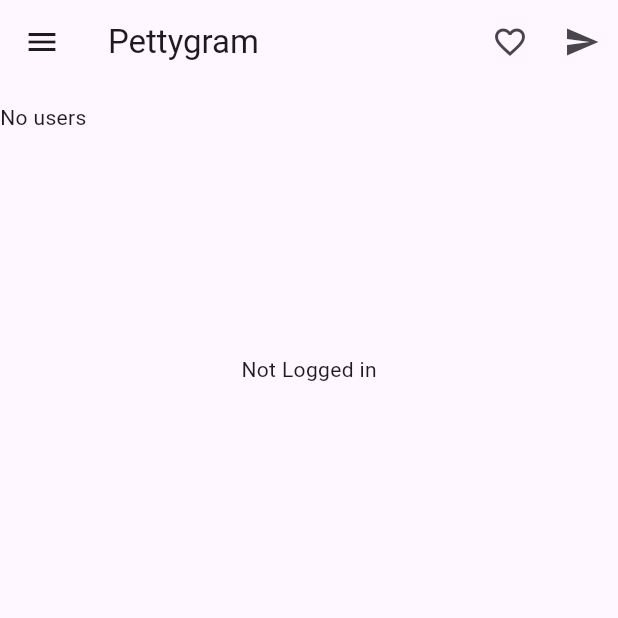
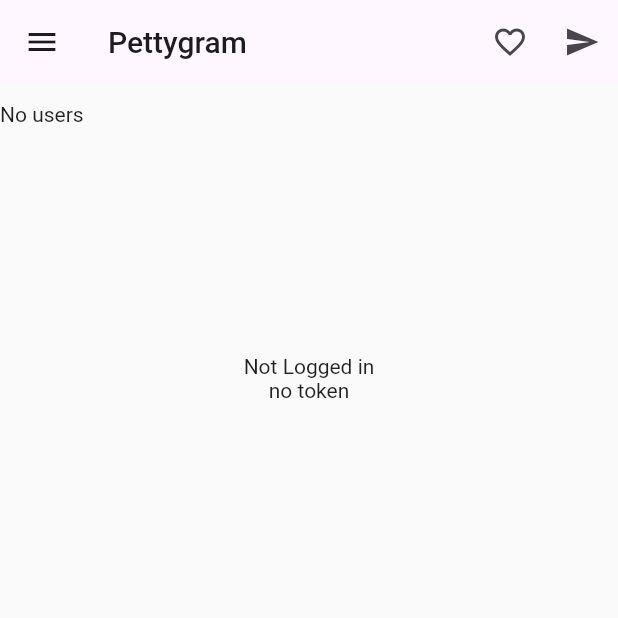
Before and after one commit to Bojan227/insta-flutter, a Flutter app: the screen it shows after launch, on a phone screen of 412 x 824 dp, the top half of it. Run offline on Flutter 3.47's test engine with Material 2 defaults, Android fonts, the phone set to English and light mode, and no system bars; our stand-ins replace bloc, dio, equatable, flutter_bloc, get_it, go_router and 1 more; network calls fail.

```diff
--- a/lib/blocs/login/login_bloc.dart
+++ b/lib/blocs/login/login_bloc.dart
@@ -1,21 +1,23 @@
 import 'package:bloc/bloc.dart';
 import 'package:dio/dio.dart';
 import 'package:equatable/equatable.dart';
-
 import 'package:pettygram_flutter/models/login.dart';
 import 'package:pettygram_flutter/models/login_body.dart';
 
 import '../../models/token.dart';
+import '../../storage/shared_preferences.dart';
 
 part 'login_event.dart';
 part 'login_state.dart';
 
 class LoginBloc extends Bloc<LoginEvent, LoginState> {
-  LoginBloc({required this.dio}) : super(LoginInitial()) {
+  LoginBloc({required this.dio, required this.storageConfig})
+      : super(LoginInitial()) {
     on<LoginRequest>(onLoginRequest);
   }
 
   final Dio dio;
+  final SharedPreferencesConfig storageConfig;
 
   Future<void> onLoginRequest(
       LoginRequest event, Emitter<LoginState> emit) async {
@@ -25,8 +27,15 @@ class LoginBloc extends Bloc<LoginEvent, LoginState> {
       final response = await dio.post<dynamic>('/user/login',
           data: event.loginBody.toJson());
 
-      emit(LoginSuccess(
-          login: Login(token: Token(accessToken: response.data['token']))));
+      storageConfig.saveString('accessToken', response.data['token']);
+
+      emit(
+        LoginSuccess(
+          login: Login(
+            token: Token(accessToken: response.data['token']),
+          ),
+        ),
+      );
     } on DioException catch (error) {
       emit(LoginFailed(error: error.message!));
     }
--- a/lib/main.dart
+++ b/lib/main.dart
@@ -1,25 +1,26 @@
 import 'package:dio/dio.dart';
 import 'package:flutter/material.dart';
+import 'package:pettygram_flutter/injector/injector.dart';
 import 'package:pettygram_flutter/router.dart';
+import 'package:pettygram_flutter/storage/shared_preferences.dart';
 
-void main() {
-  runApp(MyApp());
+Future<void> main() async {
+  WidgetsFlutterBinding.ensureInitialized();
+
+  await setupInjector();
+  // await getIt<SharedPreferencesConfig>().initSharedPreferences();
+  runApp(const MyApp());
 }
 
 class MyApp extends StatelessWidget {
-  MyApp({super.key});
+  const MyApp({super.key});
 
-  final dio = Dio();
-
-  // This widget is the root of your application.
   @override
   Widget build(BuildContext context) {
-    dio.options.baseUrl = 'https://pettygram-api.onrender.com';
-
     return MaterialApp.router(
-      routerConfig: AppRouter(dio: dio).onGenerateRouter(),
+      routerConfig: AppRouter().onGenerateRouter(),
       title: 'Pettygram',
-      theme: ThemeData(
+      theme: ThemeData().copyWith(
         colorScheme: ColorScheme.fromSeed(seedColor: Colors.deepPurple),
         useMaterial3: true,
       ),
--- a/lib/router.dart
+++ b/lib/router.dart
@@ -2,6 +2,8 @@ import 'package:dio/dio.dart';
 import 'package:flutter/material.dart';
 import 'package:flutter_bloc/flutter_bloc.dart';
 import 'package:go_router/go_router.dart';
+import 'package:pettygram_flutter/injector/injector.dart';
+import 'package:pettygram_flutter/storage/shared_preferences.dart';
 import 'package:pettygram_flutter/ui/home/home_screen.dart';
 import 'package:pettygram_flutter/ui/login/login_screen.dart';
 
@@ -9,13 +11,15 @@ import 'blocs/login/login_bloc.dart';
 import 'blocs/user/user_bloc.dart';
 
 class AppRouter {
-  AppRouter({required this.dio});
+  AppRouter();
 
-  final Dio dio;
+  final dio = Dio();
 
   GoRouter onGenerateRouter() {
+    dio.options.baseUrl = 'https://pettygram-api.onrender.com';
     final UserBloc userBloc = UserBloc(dio: dio);
-    final LoginBloc loginBloc = LoginBloc(dio: dio);
+    final LoginBloc loginBloc =
+        LoginBloc(dio: dio, storageConfig: getIt<SharedPreferencesConfig>());
 
     final GoRouter _router = GoRouter(
       routes: [
@@ -45,6 +49,7 @@ class AppRouter {
           },
         ),
       ],
+      redirect: (context, state) {},
     );
 
     return _router;
--- /dev/null
+++ b/lib/storage/shared_preferences.dart
@@ -0,0 +1,18 @@
+import 'package:shared_preferences/shared_preferences.dart';
+
+class SharedPreferencesConfig {
+  static SharedPreferencesConfig? sharedConfig;
+  static SharedPreferences? prefs;
+
+  Future<SharedPreferencesConfig> initSharedPreferences() async {
+    prefs ??= await SharedPreferences.getInstance();
+    sharedConfig ??= SharedPreferencesConfig();
+
+    return sharedConfig!;
+  }
+
+  Future<bool> saveString(String key, String value) =>
+      prefs!.setString(key, value);
+
+  String? getString(String key) => prefs!.getString(key);
+}
--- a/lib/ui/home/home_screen.dart
+++ b/lib/ui/home/home_screen.dart
@@ -2,13 +2,28 @@ import 'package:flutter/material.dart';
 import 'package:flutter_bloc/flutter_bloc.dart';
 import 'package:go_router/go_router.dart';
 import 'package:pettygram_flutter/blocs/login/login_bloc.dart';
+import 'package:pettygram_flutter/injector/injector.dart';
+import 'package:pettygram_flutter/storage/shared_preferences.dart';
 import 'package:pettygram_flutter/widgets/stories.dart';
 
-class HomeScreen extends StatelessWidget {
+class HomeScreen extends StatefulWidget {
   const HomeScreen({super.key});
 
   @override
+  State<HomeScreen> createState() => _HomeScreenState();
+}
+
+class _HomeScreenState extends State<HomeScreen> {
+  @override
+  void initState() {
+    super.initState();
+  }
+
+  @override
   Widget build(BuildContext context) {
+    final String? token =
+        getIt<SharedPreferencesConfig>().getString('accessToken');
+
     return Scaffold(
       drawer: SafeArea(
         child: Drawer(
@@ -40,7 +55,8 @@ class HomeScreen extends StatelessWidget {
               return const Text("Not Logged in");
             }
           },
-        )
+        ),
+        Text(token ?? 'no token')
       ]),
     );
   }
--- a/pubspec.yaml
+++ b/pubspec.yaml
@@ -28,6 +28,8 @@ environment:
 # the latest version available on pub.dev. To see which dependencies have newer
 # versions available, run `flutter pub outdated`.
 dependencies:
+  get_it: ^7.6.0
+  shared_preferences: ^2.2.0
   go_router: ^10.0.0
   flutter_bloc: ^8.1.3
   equatable: ^2.0.5
```
Also changed, not shown: lib/injector/injector.dart (added, +10 -0 lines), pubspec.lock.
